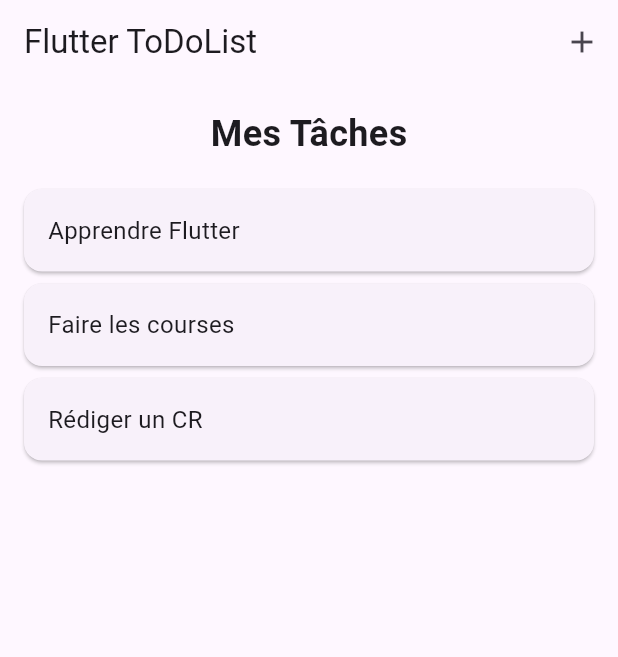
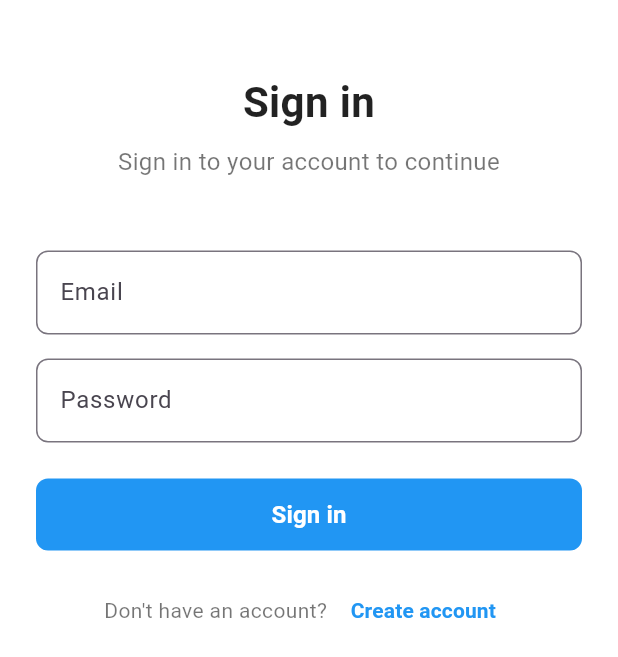
Before and after one commit to YoussefLouzi/FLUTTER-TODOLIST, a Flutter app: the screen it shows after launch, on a phone screen of 412 x 824 dp. Shown: the top 657 px of the screen. Run offline on Flutter 3.47's test engine with Material 3 defaults, Android fonts, the phone set to English and light mode, and no system bars; our stand-ins replace firebase_auth, firebase_core; accounts and stored records are empty; generated files the repository leaves out were written again.

Commit message:
feat: Add Firebase Authentication to TodoList App

```diff
--- /dev/null
+++ b/lib/application.dart
@@ -0,0 +1,16 @@
+import 'package:flutter/material.dart';
+import 'auth_verify.dart';
+
+class MyApp extends StatelessWidget {
+  const MyApp({super.key});
+
+  @override
+  Widget build(BuildContext context) {
+    return MaterialApp(
+      theme: ThemeData(
+        primarySwatch: Colors.blue,
+      ),
+      home: const AuthVerify(),
+    );
+  }
+}
--- /dev/null
+++ b/lib/auth_verify.dart
@@ -0,0 +1,224 @@
+import 'package:firebase_auth/firebase_auth.dart';
+import 'package:flutter/material.dart';
+import 'home.dart';
+
+class AuthVerify extends StatelessWidget {
+  const AuthVerify({super.key});
+
+  @override
+  Widget build(BuildContext context) {
+    return StreamBuilder<User?>(
+      stream: FirebaseAuth.instance.authStateChanges(),
+      builder: (context, snapshot) {
+        if (!snapshot.hasData) {
+          return const SignInScreen();
+        }
+        return const HomeScreen();
+      },
+    );
+  }
+}
+
+// Interface identique à Firebase UI SignInScreen
+class SignInScreen extends StatefulWidget {
+  const SignInScreen({super.key});
+
+  @override
+  State<SignInScreen> createState() => _SignInScreenState();
+}
+
+class _SignInScreenState extends State<SignInScreen> {
+  final _emailController = TextEditingController();
+  final _passwordController = TextEditingController();
+  bool _isSignUp = false;
+  bool _isLoading = false;
+
+  Future<void> _authenticate() async {
+    if (_emailController.text.isEmpty || _passwordController.text.isEmpty) {
+      _showError('Please fill in all fields');
+      return;
+    }
+
+    setState(() => _isLoading = true);
+
+    try {
+      if (_isSignUp) {
+        await FirebaseAuth.instance.createUserWithEmailAndPassword(
+          email: _emailController.text.trim(),
+          password: _passwordController.text,
+        );
+      } else {
+        await FirebaseAuth.instance.signInWithEmailAndPassword(
+          email: _emailController.text.trim(),
+          password: _passwordController.text,
+        );
+      }
+    } on FirebaseAuthException catch (e) {
+      String message = 'Authentication failed';
+      switch (e.code) {
+        case 'user-not-found':
+          message = 'No user found for that email.';
+          break;
+        case 'wrong-password':
+          message = 'Wrong password provided.';
+          break;
+        case 'email-already-in-use':
+          message = 'The account already exists for that email.';
+          break;
+        case 'weak-password':
+          message = 'The password provided is too weak.';
+          break;
+        case 'invalid-email':
+          message = 'The email address is not valid.';
+          break;
+      }
+      _showError(message);
+    } finally {
+      setState(() => _isLoading = false);
+    }
+  }
+
+  void _showError(String message) {
+    ScaffoldMessenger.of(context).showSnackBar(
+      SnackBar(
+        content: Text(message),
+        backgroundColor: Colors.red,
+      ),
+    );
+  }
+
+  @override
+  Widget build(BuildContext context) {
+    return Scaffold(
+      backgroundColor: Colors.white,
+      body: SafeArea(
+        child: Padding(
+          padding: const EdgeInsets.symmetric(horizontal: 24.0),
+          child: Column(
+            crossAxisAlignment: CrossAxisAlignment.stretch,
+            children: [
+              const SizedBox(height: 48),
+              // Header similaire à Firebase UI
+              Text(
+                _isSignUp ? 'Get started' : 'Sign in',
+                style: const TextStyle(
+                  fontSize: 28,
+                  fontWeight: FontWeight.w600,
+                  color: Colors.black87,
+                ),
+                textAlign: TextAlign.center,
+              ),
+              const SizedBox(height: 8),
+              Text(
+                _isSignUp
+                    ? 'Create a new account to continue'
+                    : 'Sign in to your account to continue',
+                style: const TextStyle(
+                  fontSize: 16,
+                  color: Colors.black54,
+                ),
+                textAlign: TextAlign.center,
+              ),
+              const SizedBox(height: 48),
+
+              // Email field
+              TextField(
+                controller: _emailController,
+                decoration: InputDecoration(
+                  labelText: 'Email',
+                  hintText: 'Enter your email',
+                  border: OutlineInputBorder(
+                    borderRadius: BorderRadius.circular(8),
+                    borderSide: const BorderSide(color: Colors.grey),
+                  ),
+                  focusedBorder: OutlineInputBorder(
+                    borderRadius: BorderRadius.circular(8),
+                    borderSide: const BorderSide(color: Colors.blue, width: 2),
+                  ),
+                ),
+                keyboardType: TextInputType.emailAddress,
+              ),
+              const SizedBox(height: 16),
+
+              // Password field
+              TextField(
+                controller: _passwordController,
+                decoration: InputDecoration(
+                  labelText: 'Password',
+                  hintText: 'Enter your password',
+                  border: OutlineInputBorder(
+                    borderRadius: BorderRadius.circular(8),
+                    borderSide: const BorderSide(color: Colors.grey),
+                  ),
+                  focusedBorder: OutlineInputBorder(
+                    borderRadius: BorderRadius.circular(8),
+                    borderSide: const BorderSide(color: Colors.blue, width: 2),
+                  ),
+                ),
+                obscureText: true,
+              ),
+              const SizedBox(height: 24),
+
+              // Sign in/up button
+              SizedBox(
+                height: 48,
+                child: ElevatedButton(
+                  onPressed: _isLoading ? null : _authenticate,
+                  style: ElevatedButton.styleFrom(
+                    backgroundColor: Colors.blue,
+                    foregroundColor: Colors.white,
+                    shape: RoundedRectangleBorder(
+                      borderRadius: BorderRadius.circular(8),
+                    ),
+                    elevation: 0,
+                  ),
+                  child: _isLoading
+                      ? const SizedBox(
+                          height: 20,
+                          width: 20,
+                          child: CircularProgressIndicator(
+                            color: Colors.white,
+                            strokeWidth: 2,
+                          ),
+                        )
+                      : Text(
+                          _isSignUp ? 'Create account' : 'Sign in',
+                          style: const TextStyle(
+                            fontSize: 16,
+                            fontWeight: FontWeight.w600,
+                          ),
+                        ),
+                ),
+              ),
+              const SizedBox(height: 16),
+
+              // Switch between sign in/up
+              Row(
+                mainAxisAlignment: MainAxisAlignment.center,
+                children: [
+                  Text(
+                    _isSignUp
+                        ? 'Already have an account? '
+                        : 'Don\'t have an account? ',
+                    style: const TextStyle(color: Colors.black54),
+                  ),
+                  TextButton(
+                    onPressed: () => setState(() => _isSignUp = !_isSignUp),
+                    child: Text(
+                      _isSignUp ? 'Sign in' : 'Create account',
+                      style: const TextStyle(
+                        color: Colors.blue,
+                        fontWeight: FontWeight.w600,
+                      ),
+                    ),
+                  ),
+                ],
+              ),
+              const Spacer(),
+            ],
+          ),
+        ),
+      ),
+    );
+  }
+}
--- /dev/null
+++ b/lib/firebase_options_template.dart
@@ -0,0 +1,76 @@
+import 'package:firebase_core/firebase_core.dart' show FirebaseOptions;
+import 'package:flutter/foundation.dart'
+    show defaultTargetPlatform, kIsWeb, TargetPlatform;
+
+/// Template for Firebase configuration
+/// Copy this file to firebase_options.dart and replace with your actual Firebase keys
+class DefaultFirebaseOptions {
+  static FirebaseOptions get currentPlatform {
+    if (kIsWeb) {
+      return web;
+    }
+    switch (defaultTargetPlatform) {
+      case TargetPlatform.android:
+        return android;
+      case TargetPlatform.iOS:
+        return ios;
+      case TargetPlatform.macOS:
+        return macos;
+      case TargetPlatform.windows:
+        return windows;
+      case TargetPlatform.linux:
+        throw UnsupportedError(
+          'DefaultFirebaseOptions have not been configured for linux - '
+          'you can reconfigure this by running the FlutterFire CLI again.',
+        );
+      default:
+        throw UnsupportedError(
+          'DefaultFirebaseOptions are not supported for this platform.',
+        );
+    }
+  }
+
+  static const FirebaseOptions web = FirebaseOptions(
+    apiKey: 'YOUR_WEB_API_KEY',
+    appId: 'YOUR_WEB_APP_ID',
+    messagingSenderId: 'YOUR_SENDER_ID',
+    projectId: 'YOUR_PROJECT_ID',
+    authDomain: 'YOUR_PROJECT_ID.firebaseapp.com',
+    storageBucket: 'YOUR_PROJECT_ID.appspot.com',
+  );
+
+  static const FirebaseOptions android = FirebaseOptions(
+    apiKey: 'YOUR_ANDROID_API_KEY',
+    appId: 'YOUR_ANDROID_APP_ID',
+    messagingSenderId: 'YOUR_SENDER_ID',
+    projectId: 'YOUR_PROJECT_ID',
+    storageBucket: 'YOUR_PROJECT_ID.appspot.com',
+  );
+
+  static const FirebaseOptions ios = FirebaseOptions(
+    apiKey: 'YOUR_IOS_API_KEY',
+    appId: 'YOUR_IOS_APP_ID',
+    messagingSenderId: 'YOUR_SENDER_ID',
+    projectId: 'YOUR_PROJECT_ID',
+    storageBucket: 'YOUR_PROJECT_ID.appspot.com',
+    iosBundleId: 'com.example.todolistApp',
+  );
+
+  static const FirebaseOptions macos = FirebaseOptions(
+    apiKey: 'YOUR_MACOS_API_KEY',
+    appId: 'YOUR_MACOS_APP_ID',
+    messagingSenderId: 'YOUR_SENDER_ID',
+    projectId: 'YOUR_PROJECT_ID',
+    storageBucket: 'YOUR_PROJECT_ID.appspot.com',
+    iosBundleId: 'com.example.todolistApp',
+  );
+
+  static const FirebaseOptions windows = FirebaseOptions(
+    apiKey: 'YOUR_WINDOWS_API_KEY',
+    appId: 'YOUR_WINDOWS_APP_ID',
+    messagingSenderId: 'YOUR_SENDER_ID',
+    projectId: 'YOUR_PROJECT_ID',
+    authDomain: 'YOUR_PROJECT_ID.firebaseapp.com',
+    storageBucket: 'YOUR_PROJECT_ID.appspot.com',
+  );
+}
--- a/pubspec.yaml
+++ b/pubspec.yaml
@@ -36,6 +36,9 @@ dependencies:
   # Use with the CupertinoIcons class for iOS style icons.
   cupertino_icons: ^1.0.8
   uuid: ^4.5.2
+  firebase_core: ^2.15.1
+  firebase_auth: ^4.20.0
+
 
 dev_dependencies:
   flutter_test:
```
Also changed, not shown: lib/home.dart (added, +25 -0 lines), lib/main.dart (+8 -13 lines), firebase.json (added), pubspec.lock, 9 other files.
